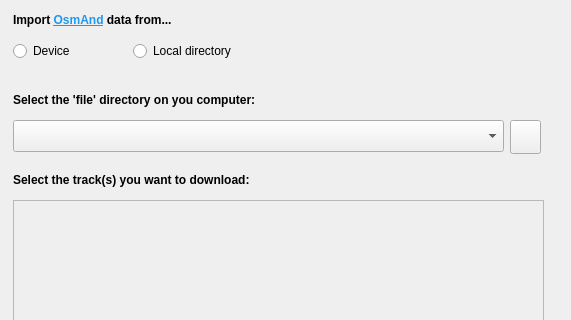
Above: OsmAnd_bridge_import_dialog.ui from sylsta/OsmAnd_bridge before the change; both pictures show x 0 to 571 and y 0 to 320 of the 571 by 649 pixel window. Below: the same form after it.
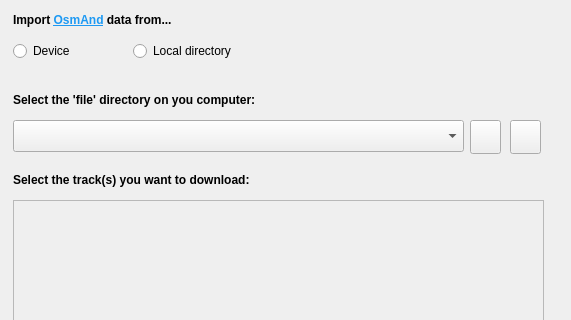
That is the form after the change. Icons and pictures are not drawn. Custom widgets are drawn as their Qt base class.

Patch:
```diff
--- a/OsmAnd_bridge_import_dialog.ui
+++ b/OsmAnd_bridge_import_dialog.ui
@@ -222,10 +222,10 @@
   <widget class="QLabel" name="label_6">
    <property name="geometry">
     <rect>
-     <x>473</x>
-     <y>20</y>
-     <width>71</width>
-     <height>71</height>
+     <x>463</x>
+     <y>10</y>
+     <width>81</width>
+     <height>81</height>
     </rect>
    </property>
    <property name="text">
@@ -292,7 +292,7 @@
     <rect>
      <x>13</x>
      <y>120</y>
-     <width>491</width>
+     <width>451</width>
      <height>32</height>
     </rect>
    </property>
@@ -326,6 +326,19 @@
     <string/>
    </property>
   </widget>
+  <widget class="QPushButton" name="qbRefresh">
+   <property name="geometry">
+    <rect>
+     <x>470</x>
+     <y>120</y>
+     <width>31</width>
+     <height>34</height>
+    </rect>
+   </property>
+   <property name="text">
+    <string/>
+   </property>
+  </widget>
  </widget>
  <customwidgets>
   <customwidget>
```
Left out of the diff: 2 changed lines with no effect on the pictures.
